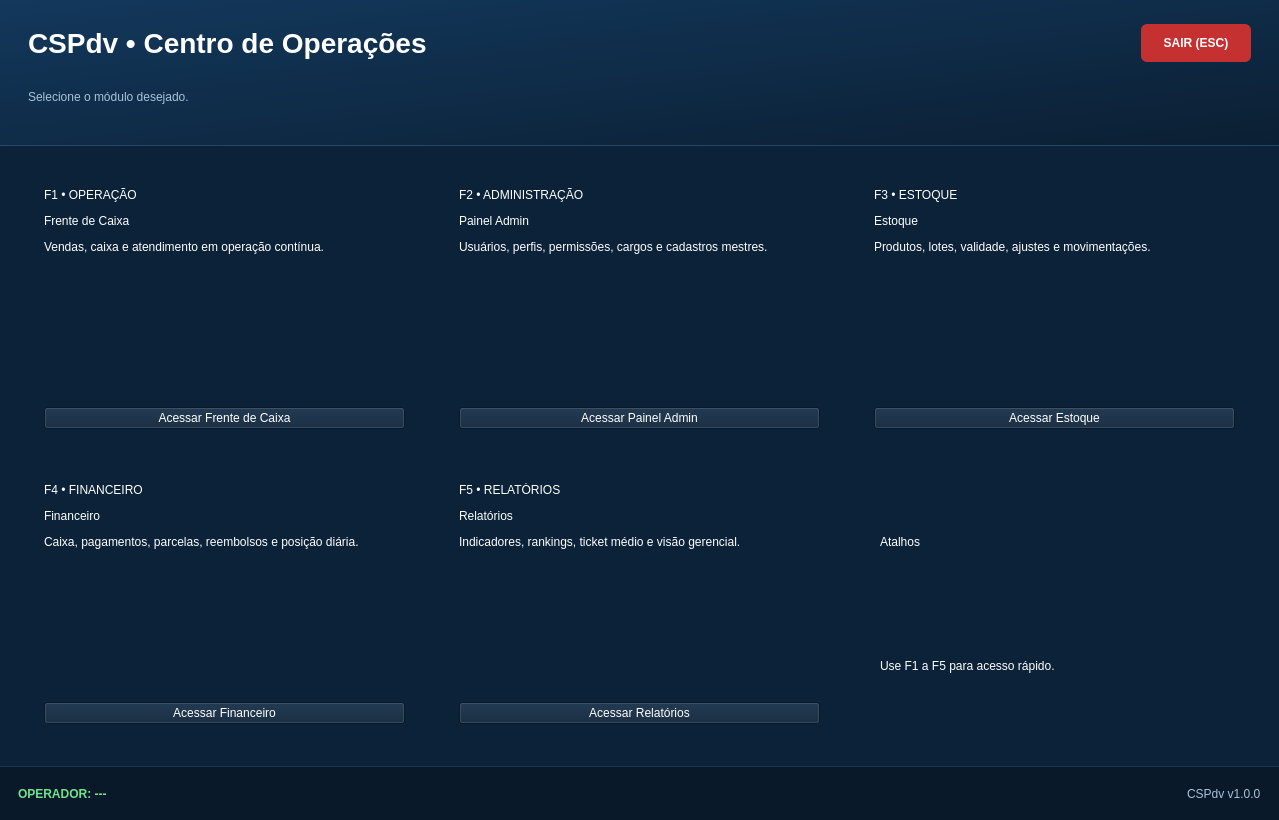
Before: the Qt Designer form ui/login/selecao_modo.ui in iuryruansc/cspdv, drawn with Qt 5.
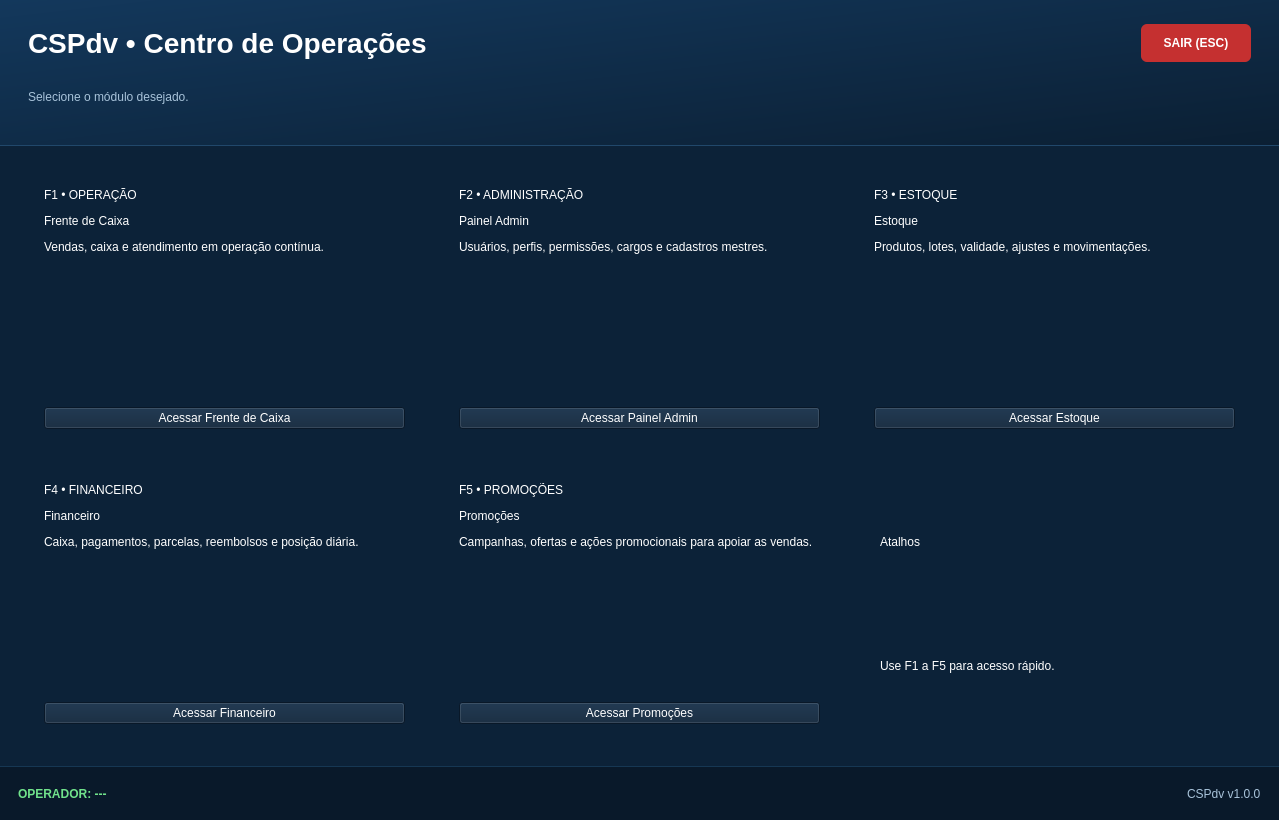
After: the same form once the commit is applied.

```diff
--- a/ui/login/selecao_modo.ui
+++ b/ui/login/selecao_modo.ui
@@ -566,7 +566,7 @@
         <item>
          <widget class="QLabel" name="lblBadgeRelatorios">
           <property name="text">
-           <string>F5 • RELATÓRIOS</string>
+           <string>F5 • PROMOÇÕES</string>
           </property>
           <property name="moduleBadge" stdset="0">
            <string>true</string>
@@ -576,7 +576,7 @@
         <item>
          <widget class="QLabel" name="lblTitleRelatorios">
           <property name="text">
-           <string>Relatórios</string>
+           <string>Promoções</string>
           </property>
           <property name="moduleTitle" stdset="0">
            <string>true</string>
@@ -586,7 +586,7 @@
         <item>
          <widget class="QLabel" name="lblRelatorios">
           <property name="text">
-           <string>Indicadores, rankings, ticket médio e visão gerencial.</string>
+           <string>Campanhas, ofertas e ações promocionais para apoiar as vendas.</string>
           </property>
           <property name="wordWrap">
            <bool>true</bool>
@@ -615,7 +615,7 @@
            <string>[F5] Relatórios</string>
           </property>
           <property name="text">
-           <string>Acessar Relatórios</string>
+           <string>Acessar Promoções</string>
           </property>
           <property name="moduleCard" stdset="0">
            <string>true</string>
```
Left out of the diff: 2 changed lines with no effect on the pictures.
